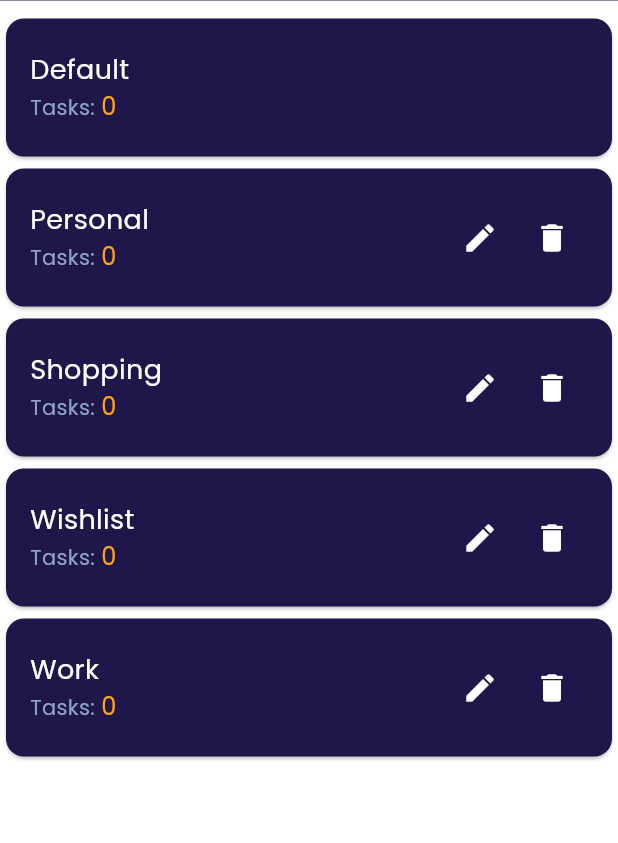
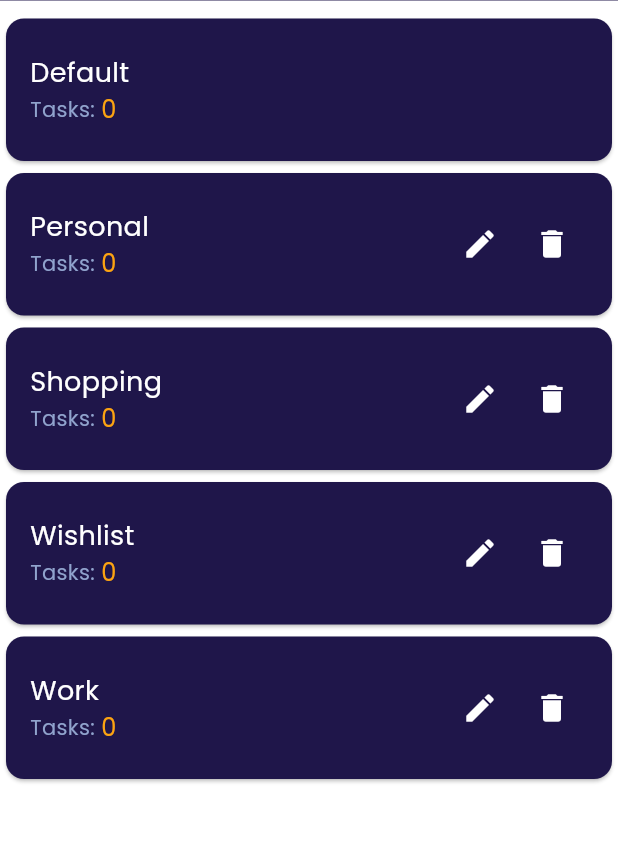
Before and after one commit to smfgalal/ToDo-List-Flutter-App, a Flutter app: the CategoriesListView screen opened directly, on a phone screen of 412 x 824 dp, the part 112-955 px from its top. Run offline on Flutter 3.47's test engine with Material 3 defaults, Android fonts, the phone set to English and light mode, and no system bars; our stand-ins replace bloc, flutter_bloc, flutter_local_notifications, flutter_timezone, sqflite, table_calendar and 1 more; accounts and stored records are empty.

Commit message:
Fixing lists items dimensions

```diff
--- a/lib/widgets/categories_list/categories_list_card.dart
+++ b/lib/widgets/categories_list/categories_list_card.dart
@@ -21,12 +21,10 @@ class CategoriesListCard extends StatelessWidget {
 
   @override
   Widget build(BuildContext context) {
-    return SizedBox(
-      height: 100,
+    return AspectRatio(
+      aspectRatio: 4 / 1,
       child: Card(
-        color: ChangeTheme().theme(context)
-            ? kPrimaryDarkColor
-            : kPrimaryColor,
+        color: ChangeTheme().theme(context) ? kPrimaryDarkColor : kPrimaryColor,
         child: Padding(
           padding: const EdgeInsets.symmetric(horizontal: 16),
           child: Row(
--- a/lib/widgets/home_view_widgets/todo_list_item.dart
+++ b/lib/widgets/home_view_widgets/todo_list_item.dart
@@ -156,9 +156,9 @@ class _TodoListItemState extends State<TodoListItem> {
     );
   }
 
-  SizedBox item(BuildContext context) {
-    return SizedBox(
-      height: 130,
+  AspectRatio item(BuildContext context) {
+    return AspectRatio(
+      aspectRatio: 3 / 1,
       child: AnimatedContainer(
         duration: const Duration(milliseconds: 300),
         transform: Matrix4.translationValues(
```
Also changed, not shown: 2 other files.
